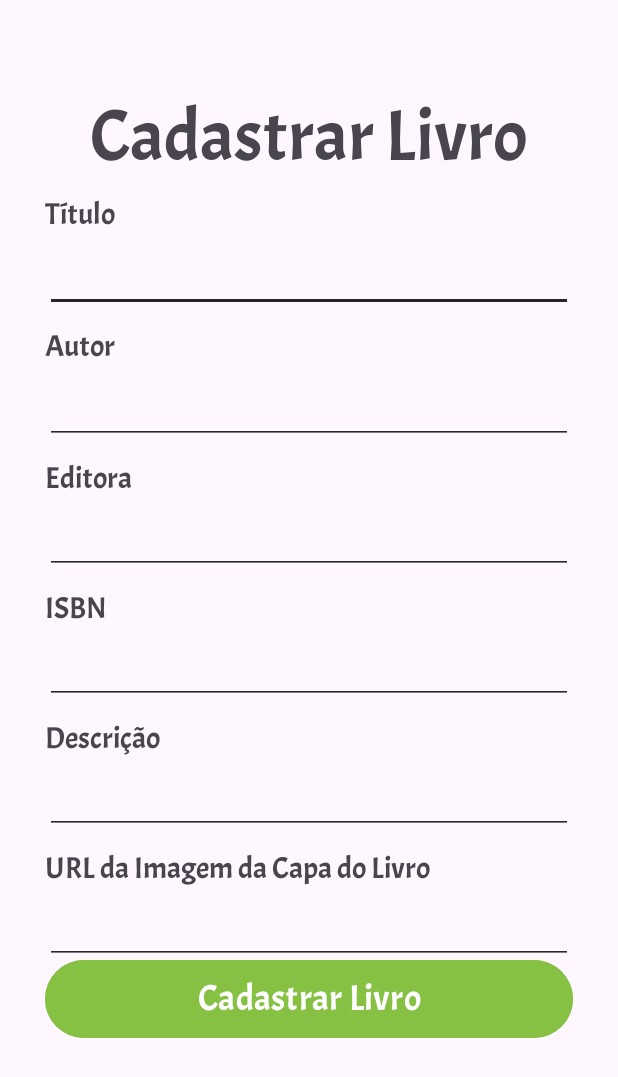
After one commit to ANDERSONROCHA81/IMD_BookStore, an Android app: the CadastroDeLivrosActivity screen opened directly, with no data from a screen before it, on a phone screen of 412 x 824 dp. The commit adds this screen. Shown: the top 1077 px of the screen. Run offline under Robolectric (Android 15) with nearby library versions, the phone set to English and light mode, and no system bars.

Commit message:
Criação das activities de cadastro de livros

```diff
--- a/app/src/main/AndroidManifest.xml
+++ b/app/src/main/AndroidManifest.xml
@@ -12,6 +12,9 @@
         android:supportsRtl="true"
         android:theme="@style/Theme.IMDBookStore"
         tools:targetApi="31">
+        <activity
+            android:name=".CadastroDeLivrosActivity"
+            android:exported="false" />
         <activity
             android:name=".MenuActivity"
             android:exported="false" />
--- /dev/null
+++ b/app/src/main/java/com/example/imdbookstore/CadastroDeLivrosActivity.kt
@@ -0,0 +1,20 @@
+package com.example.imdbookstore
+
+import android.os.Bundle
+import androidx.activity.enableEdgeToEdge
+import androidx.appcompat.app.AppCompatActivity
+import androidx.core.view.ViewCompat
+import androidx.core.view.WindowInsetsCompat
+
+class CadastroDeLivrosActivity : AppCompatActivity() {
+    override fun onCreate(savedInstanceState: Bundle?) {
+        super.onCreate(savedInstanceState)
+        enableEdgeToEdge()
+        setContentView(R.layout.activity_cadastro_de_livros)
+        ViewCompat.setOnApplyWindowInsetsListener(findViewById(R.id.main)) { v, insets ->
+            val systemBars = insets.getInsets(WindowInsetsCompat.Type.systemBars())
+            v.setPadding(systemBars.left, systemBars.top, systemBars.right, systemBars.bottom)
+            insets
+        }
+    }
+}
--- /dev/null
+++ b/app/src/main/res/layout/activity_cadastro_de_livros.xml
@@ -0,0 +1,217 @@
+<?xml version="1.0" encoding="utf-8"?>
+<androidx.constraintlayout.widget.ConstraintLayout xmlns:android="http://schemas.android.com/apk/res/android"
+    xmlns:app="http://schemas.android.com/apk/res-auto"
+    xmlns:tools="http://schemas.android.com/tools"
+    android:id="@+id/main"
+    android:layout_width="match_parent"
+    android:layout_height="match_parent"
+    tools:context=".CadastroDeLivrosActivity">
+
+    <TextView
+        android:id="@+id/tvCadastroLivros"
+        android:layout_width="wrap_content"
+        android:layout_height="wrap_content"
+        android:layout_marginTop="60dp"
+        android:fontFamily="@font/acme"
+        android:text="@string/cadastrar_livro"
+        android:textSize="48sp"
+        app:layout_constraintEnd_toEndOf="parent"
+        app:layout_constraintHorizontal_bias="0.5"
+        app:layout_constraintStart_toStartOf="parent"
+        app:layout_constraintTop_toTopOf="parent" />
+
+    <TextView
+        android:id="@+id/tvTitulo"
+        android:layout_width="wrap_content"
+        android:layout_height="wrap_content"
+        android:layout_marginStart="30dp"
+        android:layout_marginTop="130dp"
+        android:fontFamily="@font/acme"
+        android:text="@string/titulo"
+        android:textSize="20sp"
+        app:layout_constraintStart_toStartOf="parent"
+        app:layout_constraintTop_toTopOf="parent" />
+
+    <EditText
+        android:id="@+id/etTitulo"
+        android:layout_width="match_parent"
+        android:layout_height="wrap_content"
+        android:layout_marginHorizontal="30.dp"
+        android:layout_marginTop="5dp"
+        android:height="60.dp"
+        android:backgroundTint="#272727"
+        android:cursorVisible="true"
+        android:ems="10"
+        android:fontFamily="@font/acme"
+        android:inputType="text"
+        android:labelFor="@id/tvTitulo"
+        android:requiresFadingEdge="none"
+        android:textSize="20sp"
+        android:textStyle="normal"
+        app:layout_constraintEnd_toEndOf="parent"
+        app:layout_constraintHorizontal_bias="0.5"
+        app:layout_constraintStart_toStartOf="parent"
+        app:layout_constraintTop_toBottomOf="@+id/tvTitulo" />
+
+    <TextView
+        android:id="@+id/tvAutor"
+        android:layout_width="wrap_content"
+        android:layout_height="wrap_content"
+        android:layout_marginStart="30dp"
+        android:layout_marginTop="10dp"
+        android:fontFamily="@font/acme"
+        android:text="@string/autor"
+        android:textSize="20sp"
+        app:layout_constraintStart_toStartOf="parent"
+        app:layout_constraintTop_toBottomOf="@+id/etTitulo" />
+
+    <EditText
+        android:id="@+id/etAutor"
+        android:layout_width="match_parent"
+        android:layout_height="wrap_content"
+        android:layout_marginHorizontal="30.dp"
+        android:layout_marginTop="5dp"
+        android:height="60.dp"
+        android:backgroundTint="#272727"
+        android:cursorVisible="true"
+        android:ems="10"
+        android:fontFamily="@font/acme"
+        android:inputType="text"
+        android:labelFor="@id/tvAutor"
+        android:textSize="20sp"
+        android:textStyle="normal"
+        app:layout_constraintEnd_toEndOf="parent"
+        app:layout_constraintHorizontal_bias="0.5"
+        app:layout_constraintStart_toStartOf="parent"
+        app:layout_constraintTop_toBottomOf="@+id/tvAutor" />
+
+
+    <Button
+        android:id="@+id/btnCadastrarLivro"
+        android:layout_width="match_parent"
+        android:layout_height="wrap_content"
+        android:layout_marginHorizontal="30.dp"
+        android:layout_marginTop="340dp"
+        android:height="60.dp"
+        android:backgroundTint="#86C144"
+        android:fontFamily="@font/acme"
+        android:text="@string/cadastrar_livro"
+        android:textSize="24.sp"
+        app:layout_constraintEnd_toEndOf="parent"
+        app:layout_constraintStart_toStartOf="parent"
+        app:layout_constraintTop_toBottomOf="@+id/etAutor" />
+
+    <TextView
+        android:id="@+id/tvEditora"
+        android:layout_width="wrap_content"
+        android:layout_height="wrap_content"
+        android:layout_marginStart="30dp"
+        android:layout_marginTop="10dp"
+        android:fontFamily="@font/acme"
+        android:text="@string/editora"
+        android:textSize="20.sp"
+        app:layout_constraintStart_toStartOf="parent"
+        app:layout_constraintTop_toBottomOf="@+id/etAutor" />
+
+    <EditText
+        android:id="@+id/etEditora"
+        android:layout_width="match_parent"
+        android:layout_height="wrap_content"
+        android:layout_marginHorizontal="30.dp"
+        android:layout_marginTop="5dp"
+        android:height="60.dp"
+        android:backgroundTint="#272727"
+        android:cursorVisible="true"
+        android:ems="10"
+        android:inputType="text"
+        app:layout_constraintEnd_toEndOf="parent"
+        app:layout_constraintHorizontal_bias="0.5"
+        app:layout_constraintStart_toStartOf="parent"
+        app:layout_constraintTop_toBottomOf="@+id/tvEditora" />
+
+    <TextView
+        android:id="@+id/tvISBN"
+        android:layout_width="wrap_content"
+        android:layout_height="wrap_content"
+        android:layout_marginStart="30dp"
+        android:layout_marginTop="10dp"
+        android:fontFamily="@font/acme"
+        android:text="@string/isbn"
+        android:textSize="20.sp"
+        app:layout_constraintStart_toStartOf="parent"
+        app:layout_constraintTop_toBottomOf="@+id/etEditora" />
+
+    <EditText
+        android:id="@+id/etISBN"
+        android:layout_width="match_parent"
+        android:layout_height="wrap_content"
+        android:layout_marginHorizontal="30.dp"
+        android:layout_marginTop="5dp"
+        android:height="60.dp"
+        android:backgroundTint="#272727"
+        android:cursorVisible="true"
+        android:ems="10"
+        android:inputType="number"
+        app:layout_constraintEnd_toEndOf="parent"
+        app:layout_constraintHorizontal_bias="0.5"
+        app:layout_constraintStart_toStartOf="parent"
+        app:layout_constraintTop_toBottomOf="@+id/tvISBN" />
+
+    <TextView
+        android:id="@+id/tvDescricao"
+        android:layout_width="wrap_content"
+        android:layout_height="wrap_content"
+        android:layout_marginStart="30dp"
+        android:layout_marginTop="10dp"
+        android:fontFamily="@font/acme"
+        android:text="@string/descricao"
+        android:textSize="20.sp"
+        app:layout_constraintStart_toStartOf="parent"
+        app:layout_constraintTop_toBottomOf="@+id/etISBN" />
+
+    <EditText
+        android:id="@+id/etDescricao"
+        android:layout_width="match_parent"
+        android:layout_height="wrap_content"
+        android:layout_marginHorizontal="30.dp"
+        android:layout_marginTop="5dp"
+        android:height="60.dp"
+        android:backgroundTint="#272727"
+        android:cursorVisible="true"
+        android:ems="10"
+        android:inputType="text"
+        app:layout_constraintEnd_toEndOf="parent"
+        app:layout_constraintHorizontal_bias="0.5"
+        app:layout_constraintStart_toStartOf="parent"
+        app:layout_constraintTop_toBottomOf="@+id/tvDescricao" />
+
+    <TextView
+        android:id="@+id/tvURL"
+        android:layout_width="wrap_content"
+        android:layout_height="wrap_content"
+        android:layout_marginStart="30dp"
+        android:layout_marginTop="10dp"
+        android:fontFamily="@font/acme"
+        android:text="@string/url_imagem_capa"
+        android:textSize="20.sp"
+        app:layout_constraintStart_toStartOf="parent"
+        app:layout_constraintTop_toBottomOf="@+id/etDescricao" />
+
+    <EditText
+        android:id="@+id/etURL"
+        android:layout_width="match_parent"
+        android:layout_height="wrap_content"
+        android:layout_marginHorizontal="30.dp"
+        android:layout_marginTop="5dp"
+        android:height="60.dp"
+        android:backgroundTint="#272727"
+        android:cursorVisible="true"
+        android:ems="10"
+        android:inputType="textUri"
+        app:layout_constraintEnd_toEndOf="parent"
+        app:layout_constraintHorizontal_bias="0.5"
+        app:layout_constraintStart_toStartOf="parent"
+        app:layout_constraintTop_toBottomOf="@+id/tvURL" />
+
+
+</androidx.constraintlayout.widget.ConstraintLayout>
--- a/app/src/main/res/values/strings.xml
+++ b/app/src/main/res/values/strings.xml
@@ -18,4 +18,10 @@
     <string name="listar_livro">Listar Livros</string>
     <string name="atualizar_livro">Atualizar Livro</string>
     <string name="excluir_livro">Excluir Livro</string>
+    <string name="titulo">Título</string>
+    <string name="autor">Autor</string>
+    <string name="editora">Editora</string>
+    <string name="isbn">ISBN</string>
+    <string name="descricao">Descrição</string>
+    <string name="url_imagem_capa">URL da Imagem da Capa do Livro</string>
 </resources>
```
